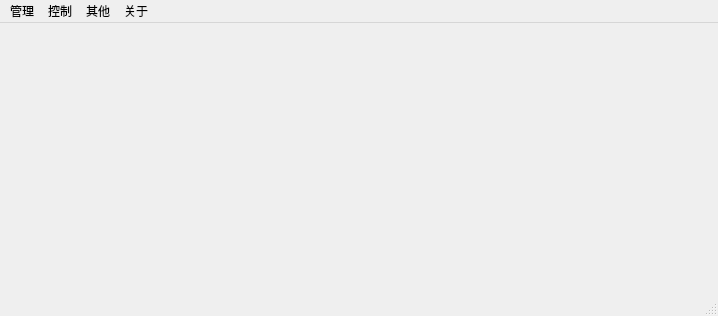
The window that server/mainwindow.ui (AlanForeverAi/Exams) describes before a commit, drawn with Qt 5.
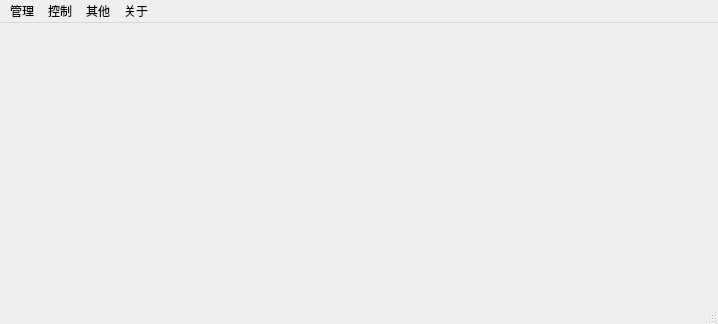
The same window after the commit.

Diff of the .ui file:
```diff
--- a/server/mainwindow.ui
+++ b/server/mainwindow.ui
@@ -7,7 +7,7 @@
     <x>0</x>
     <y>0</y>
     <width>718</width>
-    <height>316</height>
+    <height>324</height>
    </rect>
   </property>
   <property name="sizePolicy">
```
Left out of the diff: 2 changed lines with no effect on the pictures.
